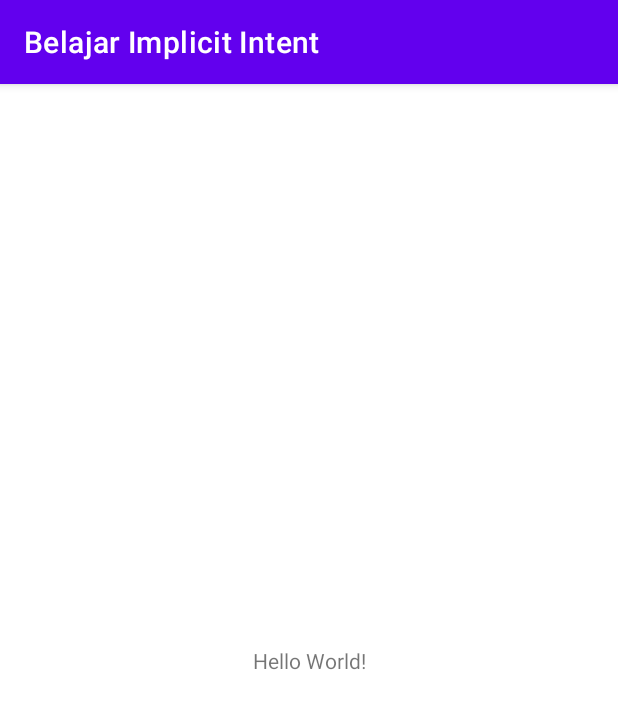
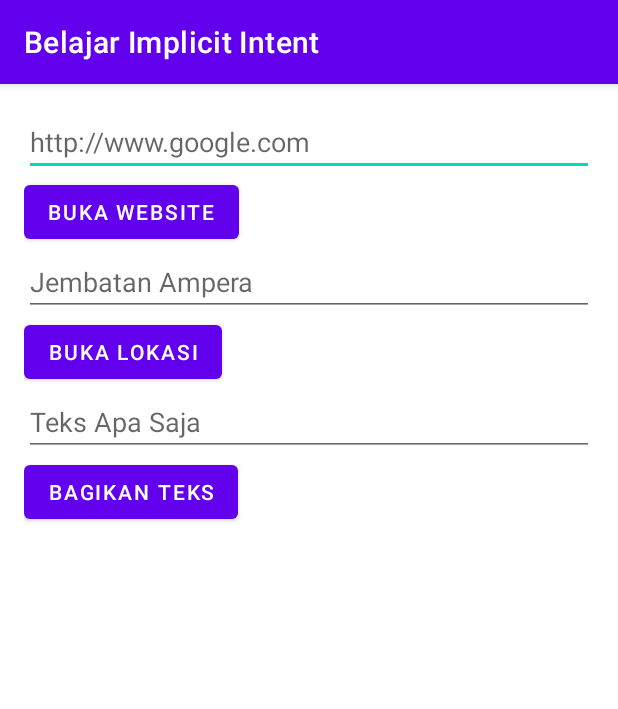
Before and after one commit to Rafliansyahh/BelajarImplicitIntent, an Android app: the screen it shows after launch (MainActivity), on a phone screen of 412 x 824 dp. Shown: the top 709 px of the screen. Run offline under Robolectric (Android 15) with nearby library versions, the phone set to English and light mode, and no system bars.

```diff
--- a/app/src/main/java/com/rafli/belajarimplicitintent/MainActivity.java
+++ b/app/src/main/java/com/rafli/belajarimplicitintent/MainActivity.java
@@ -2,13 +2,63 @@ package com.rafli.belajarimplicitintent;
 
 import androidx.appcompat.app.AppCompatActivity;
 
+import android.content.Intent;
+import android.net.Uri;
 import android.os.Bundle;
+import android.view.View;
+import android.widget.Button;
+import android.widget.EditText;
 
 public class MainActivity extends AppCompatActivity {
+    EditText et_url, et_lokasi, et_teks;
+    Button btnBukawebsite, btnBukalokasi, btnBagikanTeks;
 
     @Override
     protected void onCreate(Bundle savedInstanceState) {
         super.onCreate(savedInstanceState);
         setContentView(R.layout.activity_main);
+
+        et_url          =findViewById(R.id.et_url);
+        et_lokasi       =findViewById(R.id.et_lokasi);
+        et_teks         =findViewById(R.id.et_teks);
+        btnBukawebsite  =findViewById(R.id.btn_buka_website);
+        btnBukalokasi   =findViewById(R.id.btn_buka_lokasi);
+        btnBagikanTeks  =findViewById(R.id.btn_bagikan_teks);
+
+        btnBukawebsite.setOnClickListener(new View.OnClickListener() {
+            @Override
+            public void onClick(View view) {
+                String urlWebsite = et_url. getText().toString();
+
+                Uri uriUrlWebsite = Uri.parse(urlWebsite);
+                Intent intentWebsite = new Intent(Intent.ACTION_VIEW, uriUrlWebsite);
+                try {
+                    startActivity(intentWebsite);
+                }catch (Exception e){
+                    et_url.setError("URL Tidak Sesuai!");
+                }
+
+
+
+
+
+            }
+        });
+
+        btnBukalokasi.setOnClickListener(new View.OnClickListener() {
+            @Override
+            public void onClick(View view) {
+
+            }
+        });
+
+        btnBagikanTeks.setOnClickListener(new View.OnClickListener() {
+            @Override
+            public void onClick(View view) {
+
+            }
+        });
+
+
     }
 }
--- a/app/src/main/res/layout/activity_main.xml
+++ b/app/src/main/res/layout/activity_main.xml
@@ -1,18 +1,49 @@
 <?xml version="1.0" encoding="utf-8"?>
-<androidx.constraintlayout.widget.ConstraintLayout xmlns:android="http://schemas.android.com/apk/res/android"
+<LinearLayout xmlns:android="http://schemas.android.com/apk/res/android"
     xmlns:app="http://schemas.android.com/apk/res-auto"
     xmlns:tools="http://schemas.android.com/tools"
     android:layout_width="match_parent"
     android:layout_height="match_parent"
+    android:orientation="vertical"
+    android:layout_margin="16dp"
     tools:context=".MainActivity">
 
-    <TextView
+    <EditText
+        android:id="@+id/et_url"
+        android:layout_width="match_parent"
+        android:layout_height="wrap_content"
+        android:hint="http://www.google.com" />
+
+    <Button
+        android:id="@+id/btn_buka_website"
         android:layout_width="wrap_content"
         android:layout_height="wrap_content"
-        android:text="Hello World!"
-        app:layout_constraintBottom_toBottomOf="parent"
-        app:layout_constraintEnd_toEndOf="parent"
-        app:layout_constraintStart_toStartOf="parent"
-        app:layout_constraintTop_toTopOf="parent" />
+        android:text="BUKA WEBSITE"/>
 
-</androidx.constraintlayout.widget.ConstraintLayout>
+    <EditText
+        android:id="@+id/et_lokasi"
+        android:layout_width="match_parent"
+        android:layout_height="wrap_content"
+        android:hint="Jembatan Ampera"/>
+
+    <Button
+        android:id="@+id/btn_buka_lokasi"
+        android:layout_width="wrap_content"
+        android:layout_height="wrap_content"
+        android:text="BUKA LOKASI"/>
+
+    <EditText
+        android:id="@+id/et_teks"
+        android:layout_width="match_parent"
+        android:layout_height="wrap_content"
+        android:hint="Teks Apa Saja"/>
+
+    <Button
+        android:id="@+id/btn_bagikan_teks"
+        android:layout_width="wrap_content"
+        android:layout_height="wrap_content"
+        android:text="Bagikan Teks"/>
+
+
+
+</LinearLayout>
```
